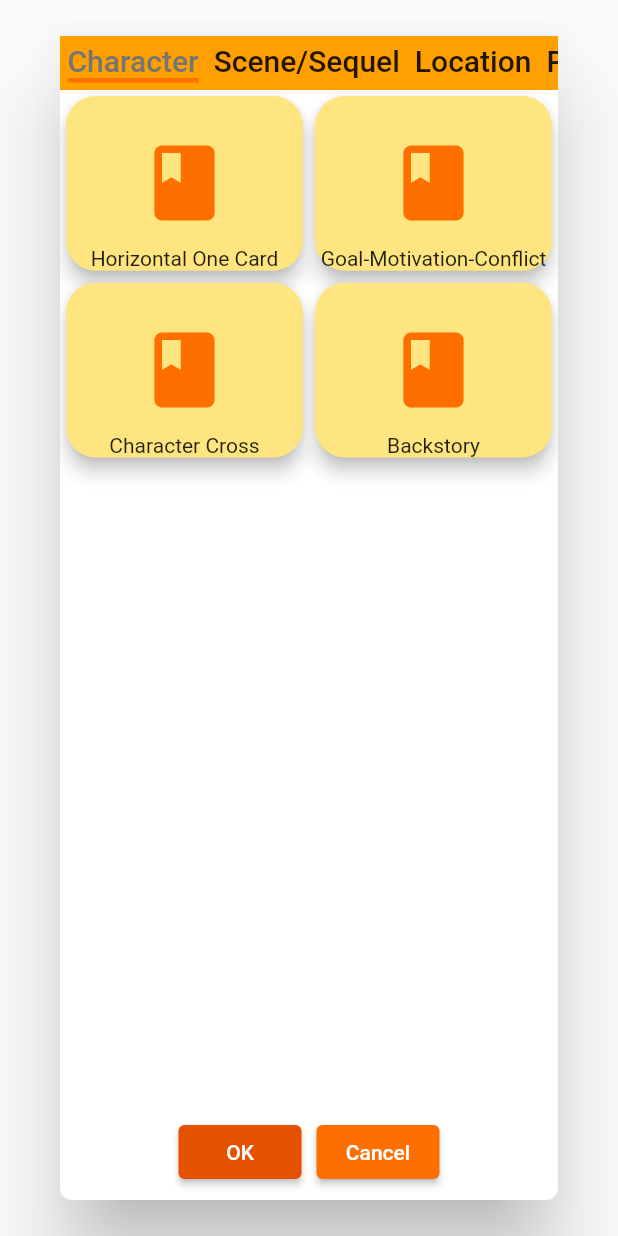
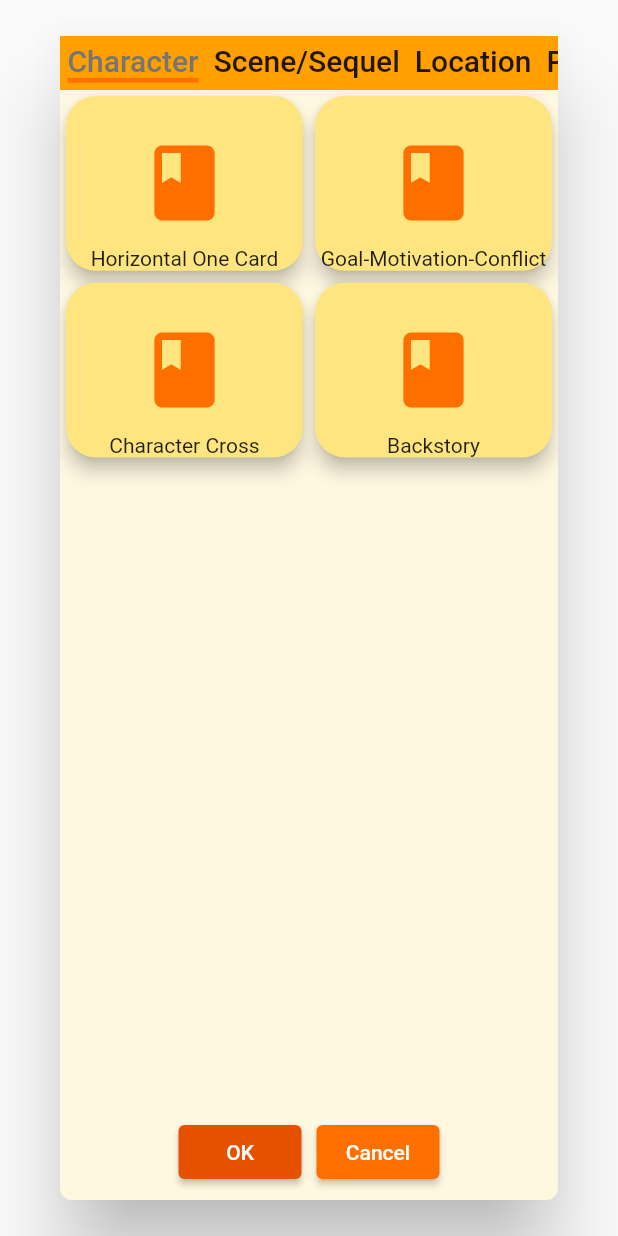
Before and after one commit to quasar-pankaj/tarot_stories, a Flutter app: the SpreadDialog widget shown alone on an empty page, opened directly, on a phone screen of 412 x 824 dp. Run offline on Flutter 3.47's test engine with Material 2 defaults, Android fonts, the phone set to English and light mode, and no system bars; our stand-ins replace flip_card, flutter_riverpod, freezed_annotation, sembast.

Commit message:
color adjustments on dialog.

```diff
--- a/lib/widgets/spread_dialog.dart
+++ b/lib/widgets/spread_dialog.dart
@@ -29,6 +29,7 @@ class _SpreadDialogState extends State<SpreadDialog>
   @override
   Widget build(BuildContext context) {
     return Dialog(
+      backgroundColor: Colors.amber[50],
       shape: RoundedRectangleBorder(
         borderRadius: BorderRadius.circular(8),
       ),
```
